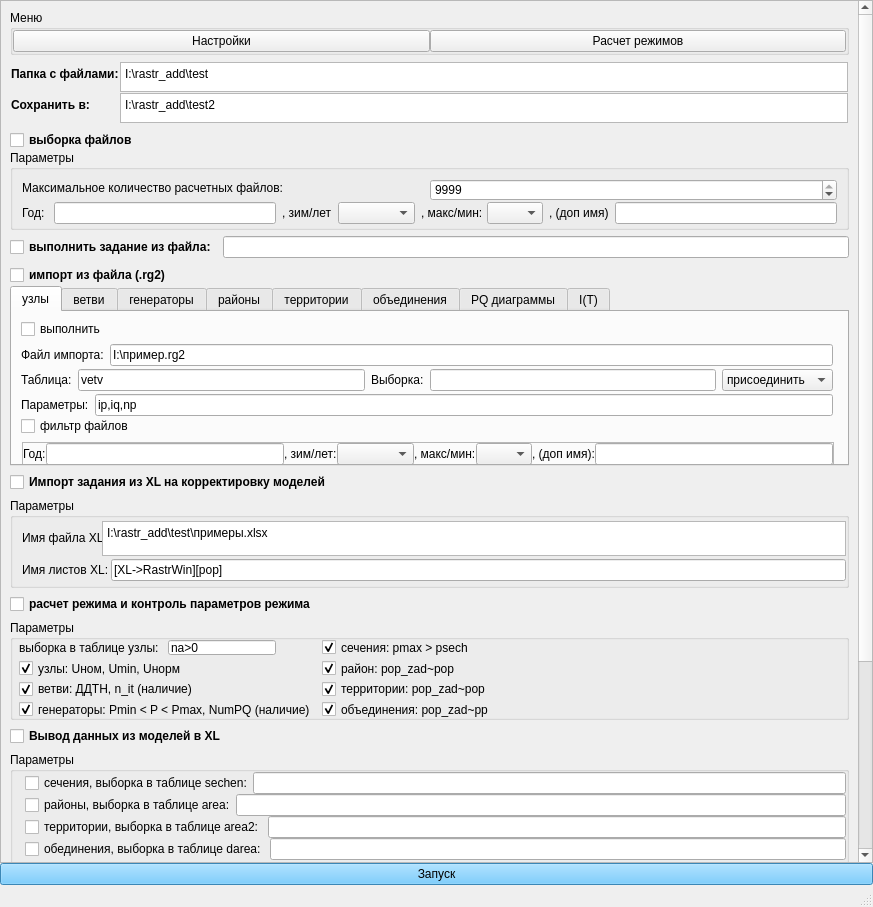
First picture: the form in qt_cor.ui, repository wia86/rastr_add, before the edit.
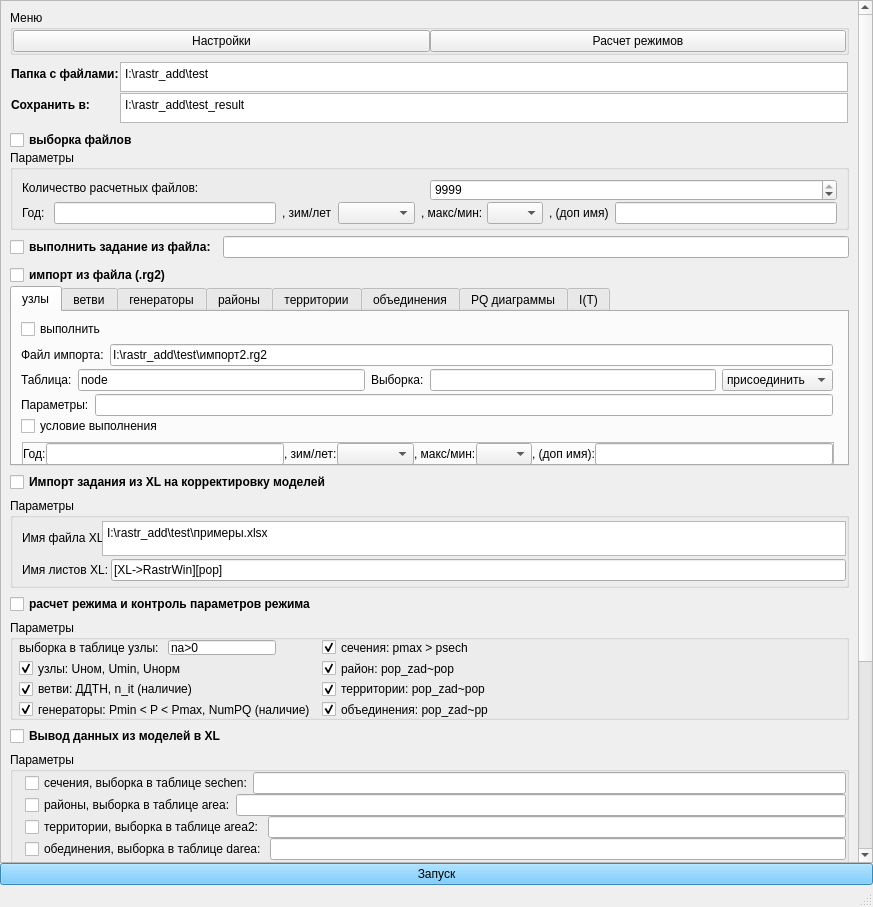
Second picture: the form after the edit. The open tabs and pages were chosen to show the change.

Diff of the .ui file:
```diff
--- a/qt_cor.ui
+++ b/qt_cor.ui
@@ -208,7 +208,7 @@
              </size>
             </property>
             <property name="plainText">
-             <string>I:\rastr_add\test2</string>
+             <string>I:\rastr_add\test_result</string>
             </property>
            </widget>
           </item>
@@ -258,7 +258,7 @@
                <item>
                 <widget class="QLabel" name="label_27">
                  <property name="text">
-                  <string>Максимальное количество расчетных файлов:</string>
+                  <string>Количество расчетных файлов:</string>
                  </property>
                 </widget>
                </item>
@@ -590,7 +590,7 @@
                   </size>
                  </property>
                  <property name="text">
-                  <string>I:\пример.rg2</string>
+                  <string>I:\rastr_add\test\импорт2.rg2</string>
                  </property>
                 </widget>
                </item>
@@ -631,7 +631,7 @@
                   </size>
                  </property>
                  <property name="text">
-                  <string>vetv</string>
+                  <string>node</string>
                  </property>
                 </widget>
                </item>
@@ -725,7 +725,7 @@
                   </size>
                  </property>
                  <property name="text">
-                  <string>ip,iq,np</string>
+                  <string/>
                  </property>
                 </widget>
                </item>
@@ -747,7 +747,7 @@
                </size>
               </property>
               <property name="text">
-               <string>фильтр файлов</string>
+               <string>условие выполнения</string>
               </property>
              </widget>
              <widget class="QFrame" name="FFN">
```
Left out of the diff: 54 changed lines with no effect on the pictures.
